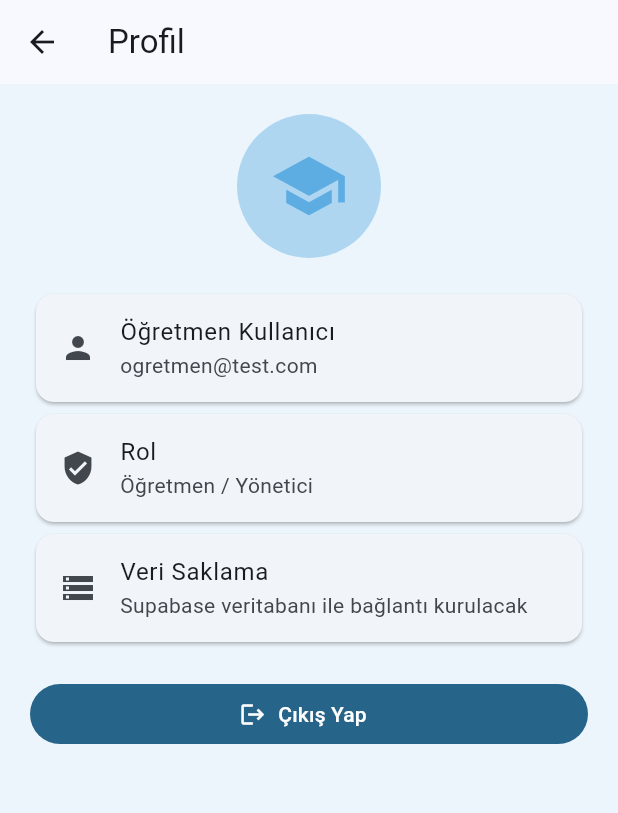
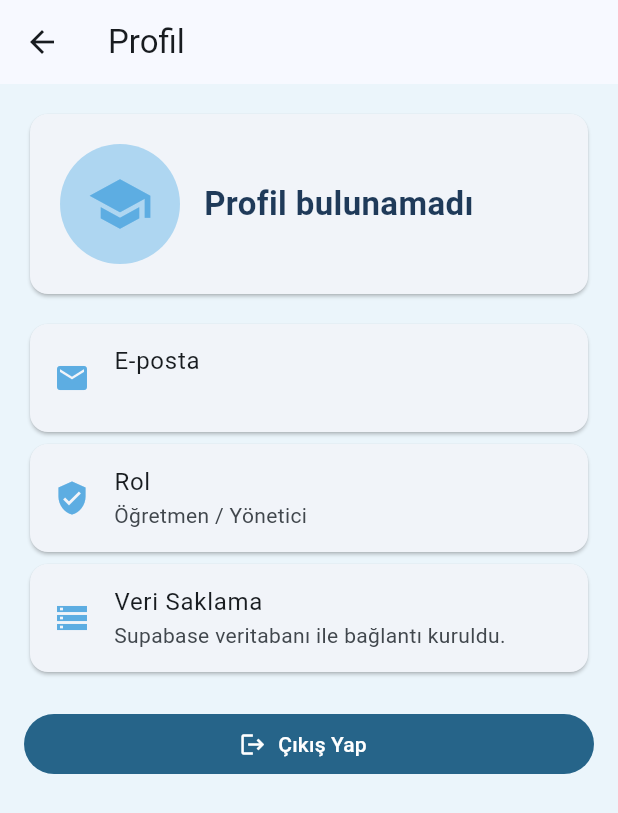
Before and after one commit to EfeTurhan29/243301037_EfeSevkiTurhan_Flutter_Proje, a Flutter app: the ProfilePage screen opened directly with empty values, on a phone screen of 412 x 824 dp. Shown: the top 813 px of the screen. Run offline on Flutter 3.47's test engine with Material 3 defaults, Android fonts, the phone set to English and light mode, and no system bars; our stand-ins replace shared_preferences, supabase_flutter; accounts and stored records are empty.

Commit message:
Profil sayfasi ce otomatik odeme kayitlari Supbase ile baglandi

```diff
--- a/lib/ekranlar/profile_page.dart
+++ b/lib/ekranlar/profile_page.dart
@@ -1,68 +1,184 @@
 import 'package:flutter/material.dart';
 import 'package:supabase_flutter/supabase_flutter.dart';
+import 'package:shared_preferences/shared_preferences.dart';
 
 import '../app_colors.dart';
 import '../user_role.dart';
 
-class ProfilePage extends StatelessWidget {
+class ProfilePage extends StatefulWidget {
   final UserRole role;
 
   const ProfilePage({super.key, required this.role});
 
   @override
+  State<ProfilePage> createState() => _ProfilePageState();
+}
+
+class _ProfilePageState extends State<ProfilePage> {
+  final supabase = Supabase.instance.client;
+
+  bool isLoading = true;
+  String? errorMessage;
+  Map<String, dynamic>? profile;
+
+  @override
+  void initState() {
+    super.initState();
+    fetchProfile();
+  }
+
+  Future<void> fetchProfile() async {
+    try {
+      final user = supabase.auth.currentUser;
+
+      if (user == null) {
+        setState(() {
+          errorMessage = 'Aktif kullanıcı bulunamadı.';
+          isLoading = false;
+        });
+        return;
+      }
+
+      final response = await supabase
+          .from('profiles')
+          .select('full_name, email, role, created_at')
+          .eq('id', user.id)
+          .limit(1);
+
+      final rows = List<Map<String, dynamic>>.from(response);
+
+      setState(() {
+        profile = rows.isNotEmpty
+            ? rows.first
+            : {
+                'full_name': 'Profil bulunamadı',
+                'email': user.email ?? 'E-posta yok',
+                'role': widget.role.name,
+              };
+        isLoading = false;
+      });
+    } catch (error) {
+      setState(() {
+        errorMessage = 'Profil bilgileri alınırken hata oluştu: $error';
+        isLoading = false;
+      });
+    }
+  }
+
+  String getRoleText(String? role) {
+    if (role == 'teacher') {
+      return 'Öğretmen / Yönetici';
+    }
+
+    return 'Veli';
+  }
+
+  Future<void> logout() async {
+    final prefs = await SharedPreferences.getInstance();
+    await prefs.setBool('remember_me', false);
+
+    await supabase.auth.signOut();
+
+    if (!mounted) return;
+
+    Navigator.pushNamedAndRemoveUntil(
+      context,
+      '/login',
+      (route) => false,
+    );
+  }
+
+  @override
   Widget build(BuildContext context) {
-    final isTeacher = role == UserRole.teacher;
+    if (isLoading) {
+      return Scaffold(
+        appBar: AppBar(title: const Text('Profil')),
+        body: const Center(
+          child: CircularProgressIndicator(),
+        ),
+      );
+    }
+
+    if (errorMessage != null) {
+      return Scaffold(
+        appBar: AppBar(title: const Text('Profil')),
+        body: Center(
+          child: Padding(
+            padding: const EdgeInsets.all(20),
+            child: Text(
+              errorMessage!,
+              textAlign: TextAlign.center,
+            ),
+          ),
+        ),
+      );
+    }
+
+    final fullName = profile?['full_name']?.toString() ?? 'Ad bilgisi yok';
+    final email = profile?['email']?.toString() ?? 'E-posta bilgisi yok';
+    final role = profile?['role']?.toString() ?? widget.role.name;
 
     return Scaffold(
       appBar: AppBar(title: const Text('Profil')),
       body: ListView(
-        padding: const EdgeInsets.all(20),
+        padding: const EdgeInsets.all(16),
         children: [
-          CircleAvatar(
-            radius: 48,
-            backgroundColor: appLightBlue,
-            child: Icon(
-              isTeacher ? Icons.school : Icons.family_restroom,
-              size: 52,
-              color: appBlue,
+          Card(
+            child: Padding(
+              padding: const EdgeInsets.all(20),
+              child: Row(
+                children: [
+                  CircleAvatar(
+                    radius: 40,
+                    backgroundColor: appLightBlue,
+                    child: Icon(
+                      role == 'teacher'
+                          ? Icons.school
+                          : Icons.family_restroom,
+                      size: 44,
+                      color: appBlue,
+                    ),
+                  ),
+                  const SizedBox(width: 16),
+                  Expanded(
+                    child: Text(
+                      fullName,
+                      style: TextStyle(
+                        fontSize: 22,
+                        fontWeight: FontWeight.bold,
+                        color: appDarkText,
+                      ),
+                    ),
+                  ),
+                ],
+              ),
             ),
           ),
-          const SizedBox(height: 20),
+          const SizedBox(height: 12),
           Card(
             child: ListTile(
-              leading: const Icon(Icons.person),
-              title: Text(isTeacher ? 'Öğretmen Kullanıcı' : 'Veli Kullanıcı'),
-              subtitle: Text(isTeacher ? 'ogretmen@test.com' : 'veli@test.com'),
+              leading: Icon(Icons.email, color: appBlue),
+              title: const Text('E-posta'),
+              subtitle: Text(email),
             ),
           ),
           Card(
             child: ListTile(
-              leading: const Icon(Icons.verified_user),
+              leading: Icon(Icons.verified_user, color: appBlue),
               title: const Text('Rol'),
-              subtitle: Text(isTeacher ? 'Öğretmen / Yönetici' : 'Veli'),
+              subtitle: Text(getRoleText(role)),
             ),
           ),
           Card(
             child: ListTile(
-              leading: const Icon(Icons.storage),
+              leading: Icon(Icons.storage, color: appBlue),
               title: const Text('Veri Saklama'),
-              subtitle: const Text('Supabase veritabanı ile bağlantı kurulacak'),
+              subtitle: const Text('Supabase veritabanı ile bağlantı kuruldu.'),
             ),
           ),
           const SizedBox(height: 20),
           FilledButton.icon(
-            onPressed: () async {
-              await Supabase.instance.client.auth.signOut();
-
-              if (!context.mounted) return;
-
-              Navigator.pushNamedAndRemoveUntil(
-                context,
-                '/login',
-                (route) => false,
-              );
-            },
-
+            onPressed: logout,
             icon: const Icon(Icons.logout),
             label: const Text('Çıkış Yap'),
           ),
```
Also changed, not shown: lib/ekranlar/child_form_page.dart (+54 -2 lines).
